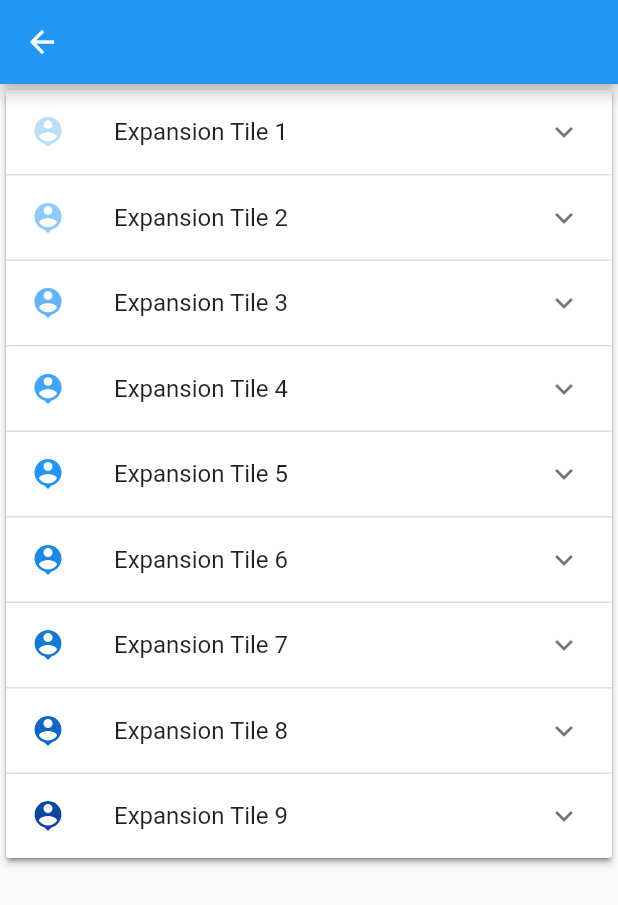
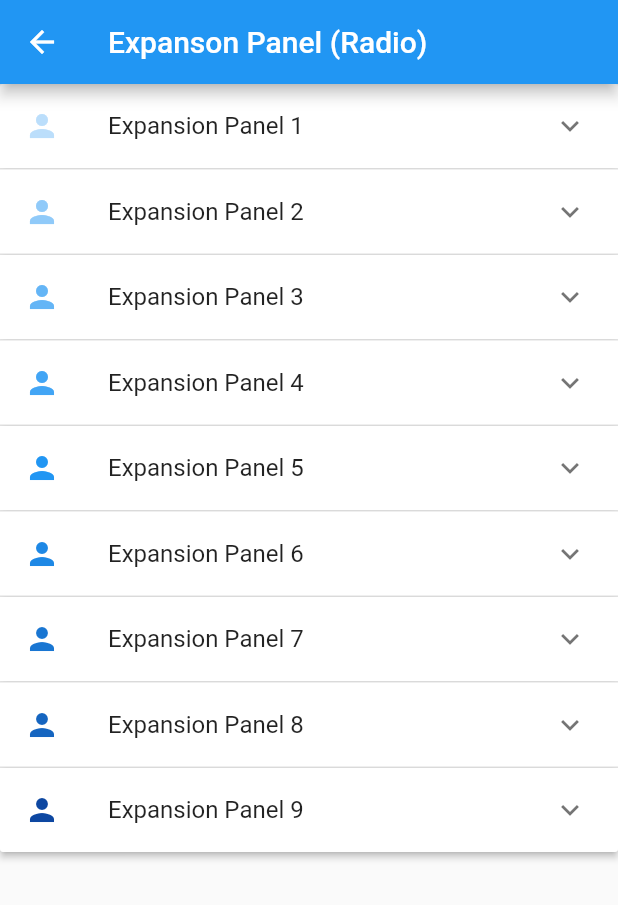
Before and after one commit to ThomasLilley/Flutter_widget_examples, a Flutter app: the ExpansionPanelExample screen opened directly, on a phone screen of 412 x 824 dp. Shown: the top 905 px of the screen. Run offline on Flutter 3.47's test engine with Material 2 defaults, Android fonts, the phone set to English and light mode, and no system bars; our stand-ins replace get.

Commit message:
cleaned up examples

```diff
--- a/lib/Views/expansionPanelExample.dart
+++ b/lib/Views/expansionPanelExample.dart
@@ -9,24 +9,33 @@ class _ExpansionPanelExampleState extends State<ExpansionPanelExample> {
   @override
   Widget build(BuildContext context) {
     return Scaffold(
-      appBar: AppBar(),
+      appBar: AppBar(
+          title: Text("Expanson Panel (Radio)"),
+      ),
       body: ListView(
         children: <Widget>[
-          Card(
-            child: ExpansionPanelList.radio(
+          ExpansionPanelList.radio(
             animationDuration: Duration(milliseconds: 500),
             children: List.generate(
               9,
               (i) => ExpansionPanelRadio(
                   canTapOnHeader: true,
-                    value: UniqueKey(),
+                  value: i,
                   headerBuilder: (BuildContext context, bool isExpanded) {
-                      return ListTile(
+                    return (isExpanded)
+                        ? ListTile(
                             leading: Icon(
                               Icons.person_pin,
                               color: Colors.blue[(i + 1) * 100],
                             ),
-                        title: Text("Expansion Tile ${i + 1}"),
+                            title: Text("Expansion Panel ${i + 1} Expanded"),
+                          )
+                        : ListTile(
+                            leading: Icon(
+                              Icons.person,
+                              color: Colors.blue[(i + 1) * 100],
+                            ),
+                            title: Text("Expansion Panel ${i + 1}"),
                           );
                   },
                   body: Column(
@@ -40,7 +49,6 @@ class _ExpansionPanelExampleState extends State<ExpansionPanelExample> {
                   )),
             ),
           ),
-          ),
         ],
       ),
     );
--- a/lib/Views/expansionTileExample.dart
+++ b/lib/Views/expansionTileExample.dart
@@ -9,7 +9,9 @@ class _ExpansionTileExampleState extends State<ExpansionTileExample> {
   @override
   Widget build(BuildContext context) {
     return Scaffold(
-      appBar: AppBar(),
+      appBar: AppBar(
+          title: Text("Expanson Tile"),
+      ),
       body: ListView.builder(
         itemCount: 9,
         itemBuilder: (BuildContext context, int i) {
```
Also changed, not shown: lib/main.dart (+22 -25 lines). Lines whose indentation alone changed are shown as unchanged.
